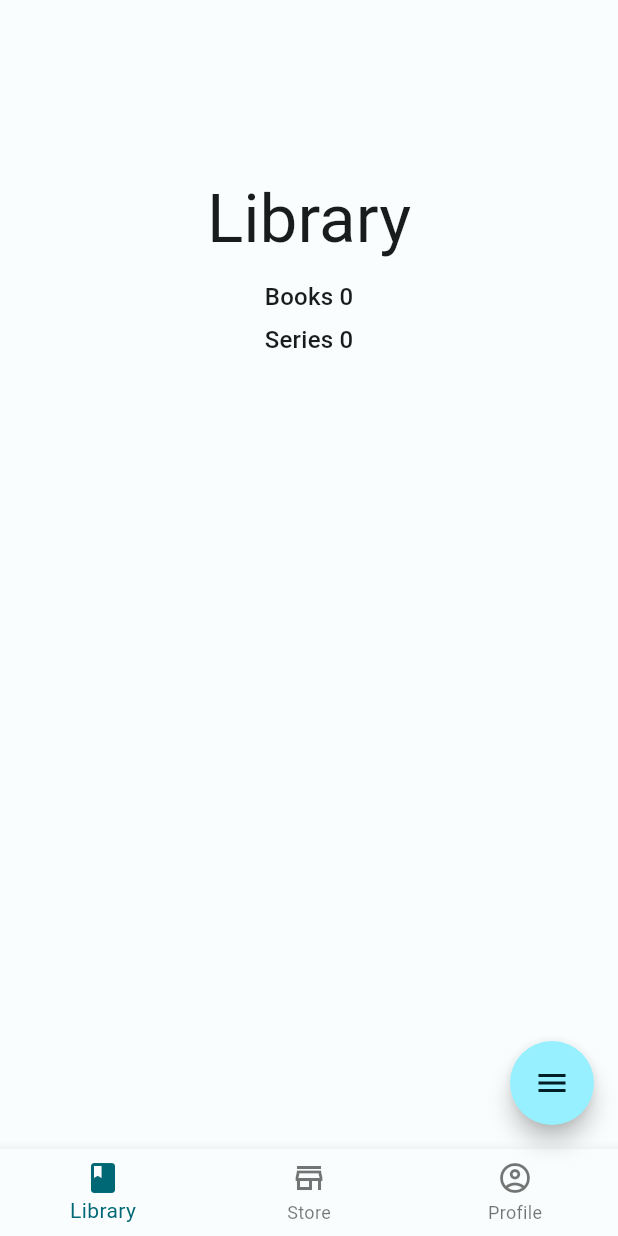
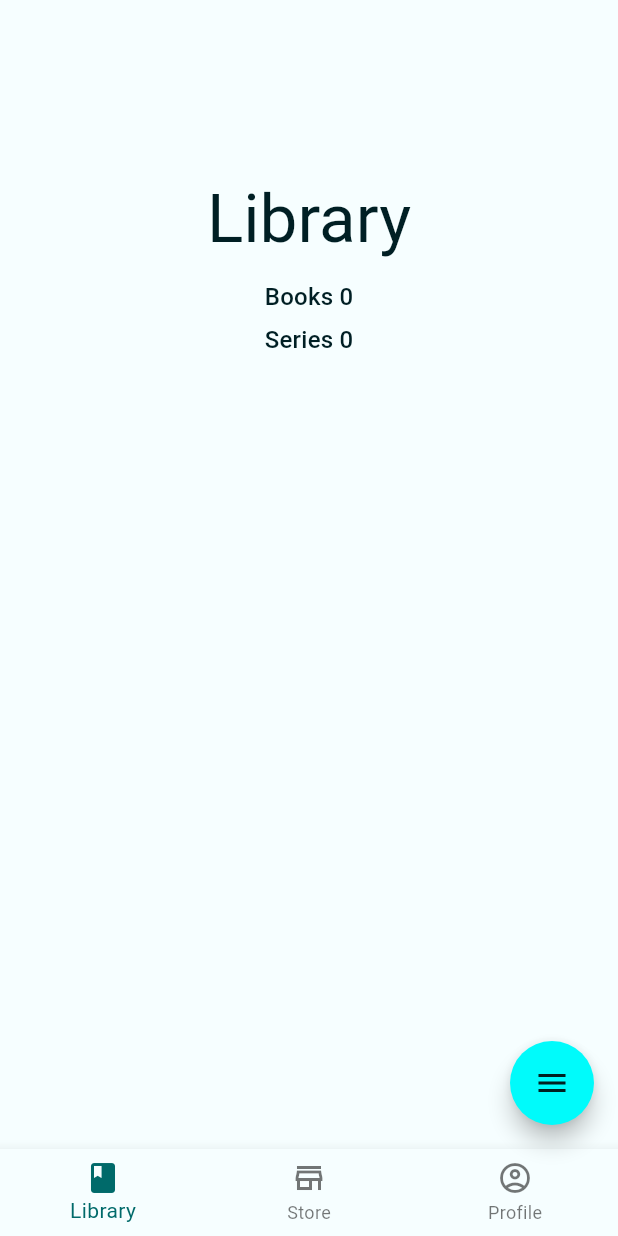
Before and after one commit to fbede/Writer, a Flutter app: the screen it shows after launch, on a phone screen of 412 x 824 dp. Run offline on Flutter 3.47's test engine with Material 2 defaults, Android fonts, the phone set to English and light mode, and no system bars; drawn by our look-alikes of flutter_speed_dial; our stand-ins replace bloc, equatable, flutter_bloc, logger.

```diff
--- a/lib/home/pages/mobile_home_page.dart
+++ b/lib/home/pages/mobile_home_page.dart
@@ -67,8 +67,9 @@ class MobileHomePage extends StatelessWidget {
                               return Opacity(
                                 opacity: 1.0 - state.opacity,
                                 child: Text('Series ${state.series}',
-                                  style:
-                                      Theme.of(context).textTheme.titleMedium),
+                                    style: Theme.of(context)
+                                        .textTheme
+                                        .titleMedium),
                               );
                             },
                           )
@@ -103,7 +104,23 @@ class MobileHomePage extends StatelessWidget {
           floatingActionButton: const HomePageFloatingActionButton(),
 
           //bottom Nav Bar
-        bottomNavigationBar: BottomNavigationBar(
+          bottomNavigationBar: LayoutBuilder(
+            builder: ((context, constraints) =>
+                const _HomePageBottomNavigationBar()),
+          )),
+    );
+  }
+}
+
+//Bottom Nav Bar Implementation
+class _HomePageBottomNavigationBar extends StatelessWidget {
+  const _HomePageBottomNavigationBar({
+    Key? key,
+  }) : super(key: key);
+
+  @override
+  Widget build(BuildContext context) {
+    return BottomNavigationBar(
         backgroundColor:
             Theme.of(context).bottomNavigationBarTheme.backgroundColor,
         items: const [
@@ -120,8 +137,6 @@ class MobileHomePage extends StatelessWidget {
             label: stringProfile,
             activeIcon: Icon(Icons.account_circle),
           ),
-            ]),
-      ),
-    );
+        ]);
   }
 }
--- a/lib/utils/color_schemes.dart
+++ b/lib/utils/color_schemes.dart
@@ -2,64 +2,64 @@ import 'package:flutter/material.dart';
 
 const lightColorScheme = ColorScheme(
   brightness: Brightness.light,
-  primary: Color(0xFF006874),
+  primary: Color(0xFF006A6A),
   onPrimary: Color(0xFFFFFFFF),
-  primaryContainer: Color(0xFF97F0FF),
-  onPrimaryContainer: Color(0xFF001F24),
-  secondary: Color(0xFF4A6267),
+  primaryContainer: Color(0xFF00FBFB),
+  onPrimaryContainer: Color(0xFF002020),
+  secondary: Color(0xFF6C4DA6),
   onSecondary: Color(0xFFFFFFFF),
-  secondaryContainer: Color(0xFFCDE7EC),
-  onSecondaryContainer: Color(0xFF051F23),
-  tertiary: Color(0xFF525E7D),
+  secondaryContainer: Color(0xFFEBDCFF),
+  onSecondaryContainer: Color(0xFF260059),
+  tertiary: Color(0xFF526600),
   onTertiary: Color(0xFFFFFFFF),
-  tertiaryContainer: Color(0xFFDAE2FF),
-  onTertiaryContainer: Color(0xFF0E1B37),
+  tertiaryContainer: Color(0xFFC7F314),
+  onTertiaryContainer: Color(0xFF171E00),
   error: Color(0xFFBA1A1A),
   errorContainer: Color(0xFFFFDAD6),
   onError: Color(0xFFFFFFFF),
   onErrorContainer: Color(0xFF410002),
-  background: Color(0xFFFAFDFD),
-  onBackground: Color(0xFF191C1D),
-  surface: Color(0xFFFAFDFD),
-  onSurface: Color(0xFF191C1D),
-  surfaceVariant: Color(0xFFDBE4E6),
-  onSurfaceVariant: Color(0xFF3F484A),
-  outline: Color(0xFF6F797A),
-  onInverseSurface: Color(0xFFEFF1F1),
-  inverseSurface: Color(0xFF2E3132),
-  inversePrimary: Color(0xFF4FD8EB),
+  background: Color(0xFFF6FEFF),
+  onBackground: Color(0xFF001F24),
+  surface: Color(0xFFF6FEFF),
+  onSurface: Color(0xFF001F24),
+  surfaceVariant: Color(0xFFDAE5E4),
+  onSurfaceVariant: Color(0xFF3F4948),
+  outline: Color(0xFF6F7979),
+  onInverseSurface: Color(0xFFD0F8FF),
+  inverseSurface: Color(0xFF00363D),
+  inversePrimary: Color(0xFF00DDDD),
   shadow: Color(0xFF000000),
-  surfaceTint: Color(0xFF006874),
+  surfaceTint: Color(0xFF006A6A),
 );
 
 const darkColorScheme = ColorScheme(
   brightness: Brightness.dark,
-  primary: Color(0xFF4FD8EB),
-  onPrimary: Color(0xFF00363D),
-  primaryContainer: Color(0xFF004F58),
-  onPrimaryContainer: Color(0xFF97F0FF),
-  secondary: Color(0xFFB1CBD0),
-  onSecondary: Color(0xFF1C3438),
-  secondaryContainer: Color(0xFF334B4F),
-  onSecondaryContainer: Color(0xFFCDE7EC),
-  tertiary: Color(0xFFBAC6EA),
-  onTertiary: Color(0xFF24304D),
-  tertiaryContainer: Color(0xFF3B4664),
-  onTertiaryContainer: Color(0xFFDAE2FF),
+  primary: Color(0xFF00DDDD),
+  onPrimary: Color(0xFF003737),
+  primaryContainer: Color(0xFF004F4F),
+  onPrimaryContainer: Color(0xFF00FBFB),
+  secondary: Color(0xFFD3BBFF),
+  onSecondary: Color(0xFF3C1A74),
+  secondaryContainer: Color(0xFF54348C),
+  onSecondaryContainer: Color(0xFFEBDCFF),
+  tertiary: Color(0xFFAED500),
+  onTertiary: Color(0xFF293500),
+  tertiaryContainer: Color(0xFF3D4D00),
+  onTertiaryContainer: Color(0xFFC7F314),
   error: Color(0xFFFFB4AB),
   errorContainer: Color(0xFF93000A),
   onError: Color(0xFF690005),
   onErrorContainer: Color(0xFFFFDAD6),
-  background: Color(0xFF191C1D),
-  onBackground: Color(0xFFE1E3E3),
-  surface: Color(0xFF191C1D),
-  onSurface: Color(0xFFE1E3E3),
-  surfaceVariant: Color(0xFF3F484A),
-  onSurfaceVariant: Color(0xFFBFC8CA),
-  outline: Color(0xFF899294),
-  onInverseSurface: Color(0xFF191C1D),
-  inverseSurface: Color(0xFFE1E3E3),
-  inversePrimary: Color(0xFF006874),
+  background: Color(0xFF001F24),
+  onBackground: Color(0xFF97F0FF),
+  surface: Color(0xFF001F24),
+  onSurface: Color(0xFF97F0FF),
+  surfaceVariant: Color(0xFF3F4948),
+  onSurfaceVariant: Color(0xFFBEC9C8),
+  outline: Color(0xFF889392),
+  onInverseSurface: Color(0xFF001F24),
+  inverseSurface: Color(0xFF97F0FF),
+  inversePrimary: Color(0xFF006A6A),
   shadow: Color(0xFF000000),
-  surfaceTint: Color(0xFF4FD8EB),
+  surfaceTint: Color(0xFF00DDDD),
 );
```
Also changed, not shown: lib/home/widgets/home_page_widgets.dart (+10 -8 lines). Lines whose indentation alone changed are shown as unchanged.
